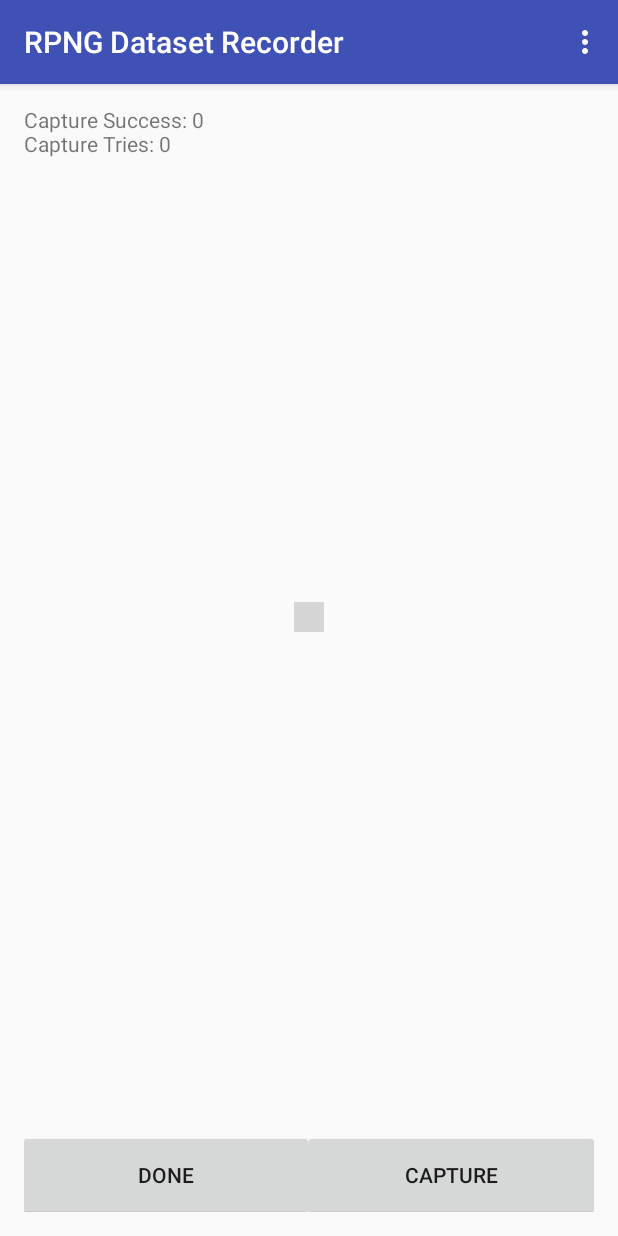
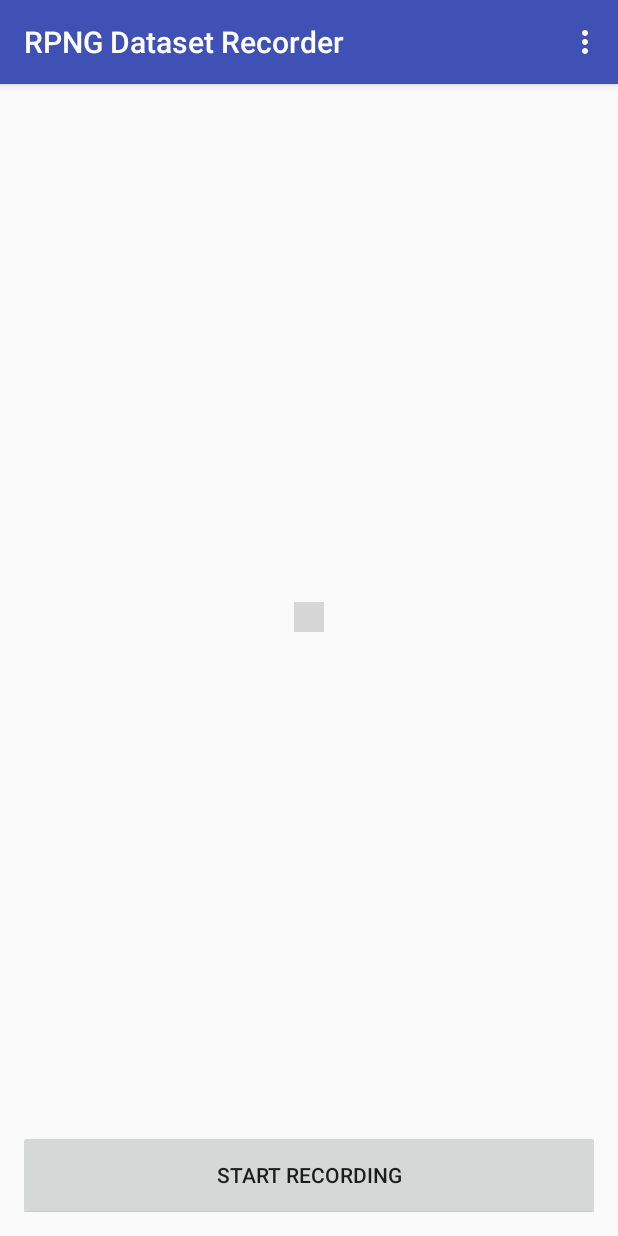
Before and after one commit to OSUPCVLab/mobile-ar-sensor-logger, an Android app: the MainActivity screen opened directly, with no data from a screen before it, on a phone screen of 412 x 824 dp. Run offline under Robolectric (Android 15) with nearby library versions, the light colour scheme and no system bars; grey boxes are pictures that could not be loaded.

Commit message:
Added - Button click saving to file, and custom folder for each run

```diff
--- a/app/src/main/java/io/rpng/recorder/activities/MainActivity.java
+++ b/app/src/main/java/io/rpng/recorder/activities/MainActivity.java
@@ -28,6 +28,8 @@ import java.io.File;
 import java.io.FileOutputStream;
 import java.io.OutputStream;
 import java.nio.ByteBuffer;
+import java.text.SimpleDateFormat;
+import java.util.Date;
 
 import io.rpng.recorder.managers.CameraManager;
 import io.rpng.recorder.R;
@@ -44,11 +46,15 @@ public class MainActivity extends AppCompatActivity {
     private static Intent intentResults;
 
     private static ImageView camera2View;
-    private static TextView camera2Captured;
     private AutoFitTextureView mTextureView;
 
     public static CameraManager mCameraManager;
     private static SharedPreferences sharedPreferences;
+
+
+    // Variables for the current state
+    public static boolean is_recording;
+    public static String folder_name;
 
     @Override
     protected void onCreate(Bundle savedInstanceState) {
@@ -66,11 +72,7 @@ public class MainActivity extends AppCompatActivity {
 
         // Get our surfaces
         camera2View = (ImageView) findViewById(R.id.camera2_preview);
-        camera2Captured = (TextView) findViewById(R.id.camera2_captures);
         mTextureView = (AutoFitTextureView) findViewById(R.id.camera2_texture);
-
-        // Update the textview with starting values
-        camera2Captured.setText("Capture Success: 0\nCapture Tries: 0");
 
         // Create the camera manager
         mCameraManager = new CameraManager(this, mTextureView, camera2View);
@@ -82,35 +84,47 @@ public class MainActivity extends AppCompatActivity {
         intentSettings = new Intent(this, SettingsActivity.class);
         intentResults = new Intent(this, ResultsActivity.class);
 
+        // Set the state so that we are not recording
+        folder_name = "";
+        is_recording = false;
+
         // Lets by default launch into the settings view
         startActivityForResult(intentSettings, RESULT_SETTINGS);
-
-
 
     }
 
     private void addButtonListeners() {
-
-        // When the done button is pressed, we want to calibrate
-        // This should start the calibration activity, and then start the calibration
-        Button button_done = (Button) findViewById(R.id.button_done);
-        button_done.setOnClickListener( new View.OnClickListener() {
-            @Override
-            public void onClick(View v) {
-                startActivityForResult(intentResults, RESULT_RESULT);
-            }
-        });
 
         // We we want to "capture" the current grid, we should record the current corners
         Button button_record = (Button) findViewById(R.id.button_record);
         button_record.setOnClickListener( new View.OnClickListener() {
             @Override
             public void onClick(View v) {
-                // Add the corners
-                //mCameraCalibrator.addCorners();
-                // Update the text view
-                //camera2Captured.setText("Capture Success: " + mCameraCalibrator.getCornersBufferSize()
-                //        + "\nCapture Tries: " + mCameraCalibrator.getCaptureTries());
+                // If we are not recording we should start it
+                if(!is_recording) {
+                    // Set our folder name
+                    SimpleDateFormat dateFormat = new SimpleDateFormat("yy-MM-dd HH:mm:ss");
+                    folder_name = dateFormat.format(new Date());
+
+                    // Also change the text on the button so that it turns into the stop button
+                    Button button_record = (Button) findViewById(R.id.button_record);
+                    button_record.setText("Stop Recording");
+
+                    // Trigger the recording by changing the recording boolean
+                    is_recording = true;
+                }
+                // Else we can assume we pressed the "stop recording" button
+                else {
+                    // Just reset the recording button
+                    is_recording = false;
+
+                    // Also change the text on the button so that it turns into the start button
+                    Button button_record = (Button) findViewById(R.id.button_record);
+                    button_record.setText("Start Recording");
+
+                    // Start the result activity
+                    startActivityForResult(intentResults, RESULT_RESULT);
+                }
             }
         });
     }
@@ -183,10 +197,14 @@ public class MainActivity extends AppCompatActivity {
             Bitmap bmp = BitmapFactory.decodeByteArray(imageBytes, 0, imageBytes.length);
             MainActivity.camera2View.setImageBitmap(bmp);
 
-            // Save the file
+            // Save the file (if enabled)
             // http://stackoverflow.com/a/9006098
+            if(MainActivity.is_recording) {
+
+                // Create folder name
                 String filename = image.getTimestamp() + ".jpeg";
-            String path = Environment.getExternalStorageDirectory().getPath() + "/dataset_recorder/images/";
+                String path = Environment.getExternalStorageDirectory().getPath()
+                        + "/dataset_recorder/" + MainActivity.folder_name + "/images/";
 
                 // Create export file
                 new File(path).mkdirs();
@@ -200,6 +218,7 @@ public class MainActivity extends AppCompatActivity {
                     output.close();
                 } catch (Exception e) {
                     e.printStackTrace();
+                }
             }
 
             // Make sure we close the image
@@ -225,6 +244,14 @@ public class MainActivity extends AppCompatActivity {
         //noinspection SimplifiableIfStatement
         if (id == R.id.action_settings) {
 
+            // Disable the current recording session
+            is_recording = false;
+
+            // Also change the text on the button so that it turns into the start button
+            Button button_record = (Button) findViewById(R.id.button_record);
+            button_record.setText("Start Recording");
+
+            // Start the settings activity
             Intent i = new Intent(this, SettingsActivity.class);
             startActivityForResult(i, RESULT_SETTINGS);
 
@@ -247,7 +274,7 @@ public class MainActivity extends AppCompatActivity {
                 //mCameraCalibrator.clearCorners();
 
                 // Update the textview with starting values
-                camera2Captured.setText("Capture Success: 0\nCapture Tries: 0");
+                //camera2Captured.setText("Capture Success: 0\nCapture Tries: 0");
 
                 break;
 
@@ -258,7 +285,7 @@ public class MainActivity extends AppCompatActivity {
                 //mCameraCalibrator.clearCorners();
 
                 // Update the textview with starting values
-                camera2Captured.setText("Capture Success: 0\nCapture Tries: 0");
+                //camera2Captured.setText("Capture Success: 0\nCapture Tries: 0");
 
                 break;
 
--- a/app/src/main/res/layout/activity_main.xml
+++ b/app/src/main/res/layout/activity_main.xml
@@ -37,17 +37,6 @@
             android:layout_width="fill_parent">
 
             <Button
-                android:id="@+id/button_done"
-                android:layout_width="wrap_content"
-                android:layout_height="60dp"
-                android:layout_weight="1"
-                android:layout_marginBottom="-5dp"
-                android:layout_marginLeft="-4dp"
-                android:layout_marginRight="-3dp"
-                android:text="Done">
-            </Button>
-
-            <Button
                 android:id="@+id/button_record"
                 android:layout_width="wrap_content"
                 android:layout_height="60dp"
@@ -55,7 +44,7 @@
                 android:layout_marginBottom="-5dp"
                 android:layout_marginLeft="-4dp"
                 android:layout_marginRight="-4dp"
-                android:text="Capture">
+                android:text="Start Recording">
             </Button>
 
         </LinearLayout>
--- a/app/src/main/res/layout/content_main.xml
+++ b/app/src/main/res/layout/content_main.xml
@@ -6,11 +6,6 @@
     android:layout_height="wrap_content"
     app:layout_behavior="@string/appbar_scrolling_view_behavior"
     android:id="@+id/camera_preview_frame">
-
-    <TextView
-        android:id="@+id/camera2_captures"
-        android:layout_width="fill_parent"
-        android:layout_height="wrap_content" />
 
     <io.rpng.recorder.views.AutoFitTextureView
         android:id="@+id/camera2_texture"
```
Also changed, not shown: app/src/main/res/values/arrays.xml (+0 -17 lines), app/src/main/res/xml/settings.xml (+0 -13 lines). Lines whose indentation alone changed are shown as unchanged.
